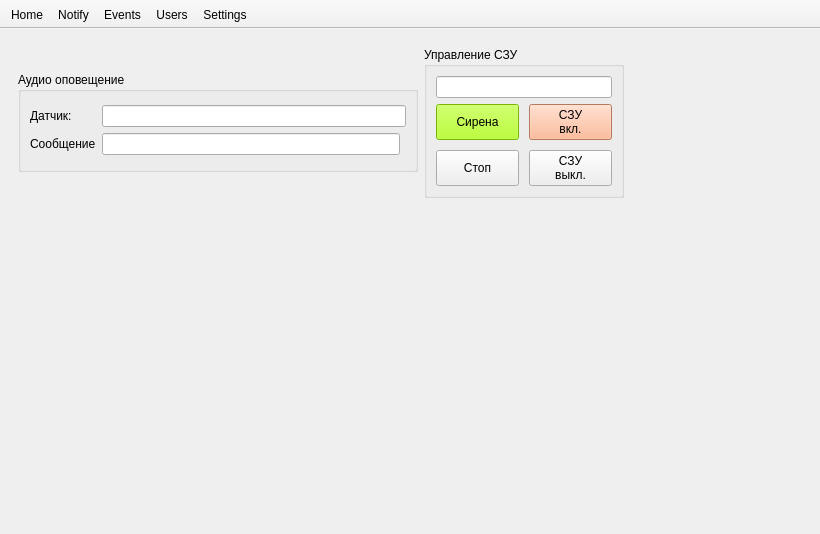
Qt form MainWindow.ui (mishapk/pypcn) before a commit.
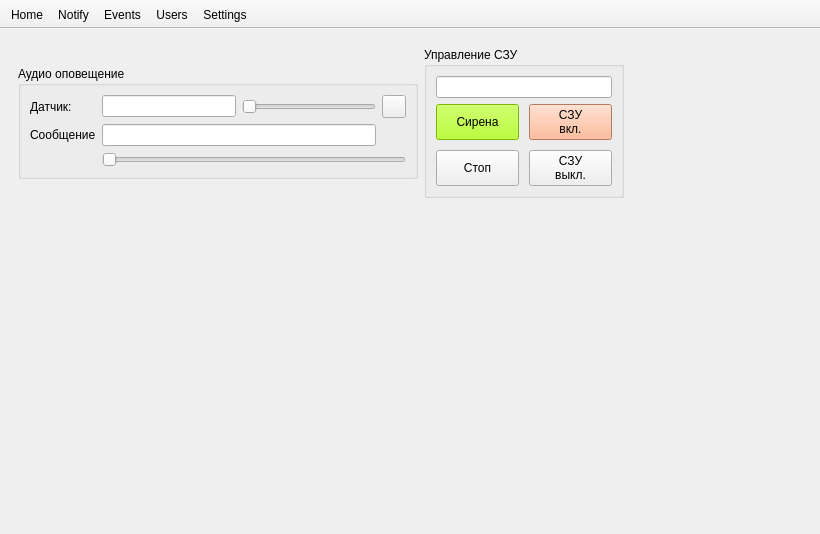
The same form after that commit. Icons and pictures are not drawn.

```diff
--- a/MainWindow.ui
+++ b/MainWindow.ui
@@ -358,7 +358,7 @@
             <layout class="QVBoxLayout" name="verticalLayout_9">
              <item>
               <layout class="QGridLayout" name="gridLayout_5">
-               <item row="1" column="1">
+               <item row="2" column="1" colspan="2">
                 <widget class="QLineEdit" name="lineEditAOm">
                  <property name="readOnly">
                   <bool>true</bool>
@@ -372,20 +372,41 @@
                  </property>
                 </widget>
                </item>
-               <item row="1" column="0">
+               <item row="2" column="0">
                 <widget class="QLabel" name="label_2">
                  <property name="text">
                   <string>Сообщение</string>
                  </property>
                 </widget>
                </item>
-               <item row="0" column="1" colspan="2">
+               <item row="0" column="1">
                 <widget class="QLineEdit" name="lineEditAOs">
                  <property name="readOnly">
                   <bool>true</bool>
                  </property>
                 </widget>
                </item>
+               <item row="0" column="2">
+                <widget class="QSlider" name="horizontalSlider">
+                 <property name="orientation">
+                  <enum>Qt::Horizontal</enum>
+                 </property>
+                </widget>
+               </item>
+               <item row="0" column="3">
+                <widget class="QToolButton" name="toolButtonMute">
+                 <property name="text">
+                  <string/>
+                 </property>
+                </widget>
+               </item>
+               <item row="3" column="1" colspan="3">
+                <widget class="QSlider" name="PlayerSeek">
+                 <property name="orientation">
+                  <enum>Qt::Horizontal</enum>
+                 </property>
+                </widget>
+               </item>
               </layout>
              </item>
             </layout>
```
